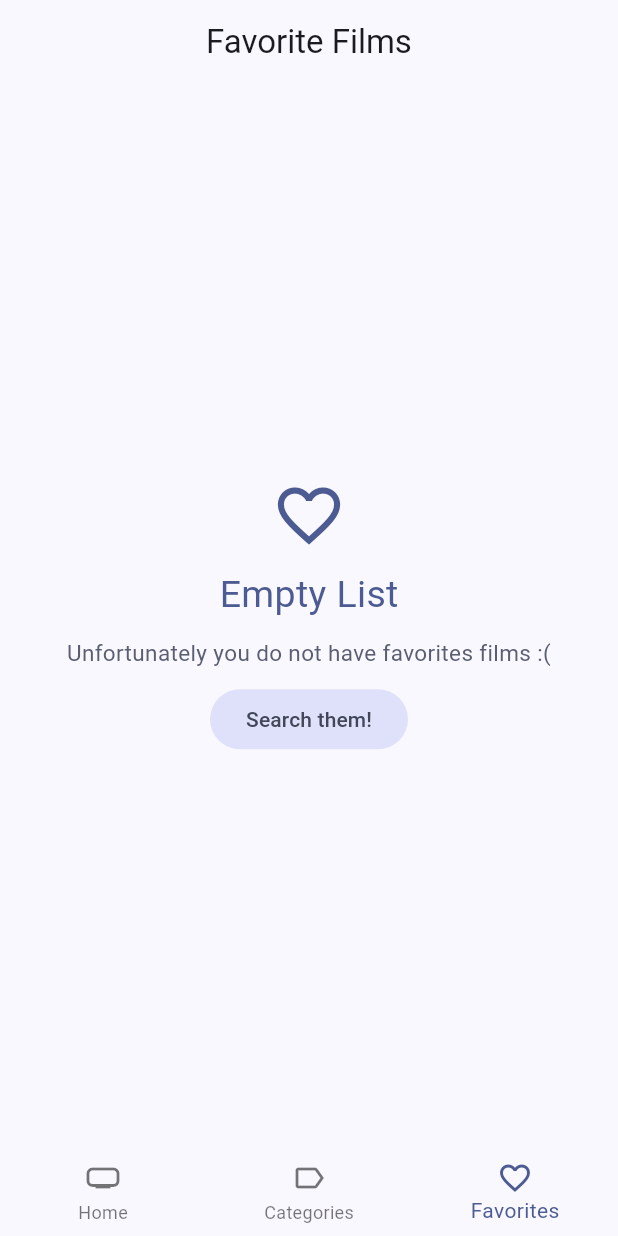
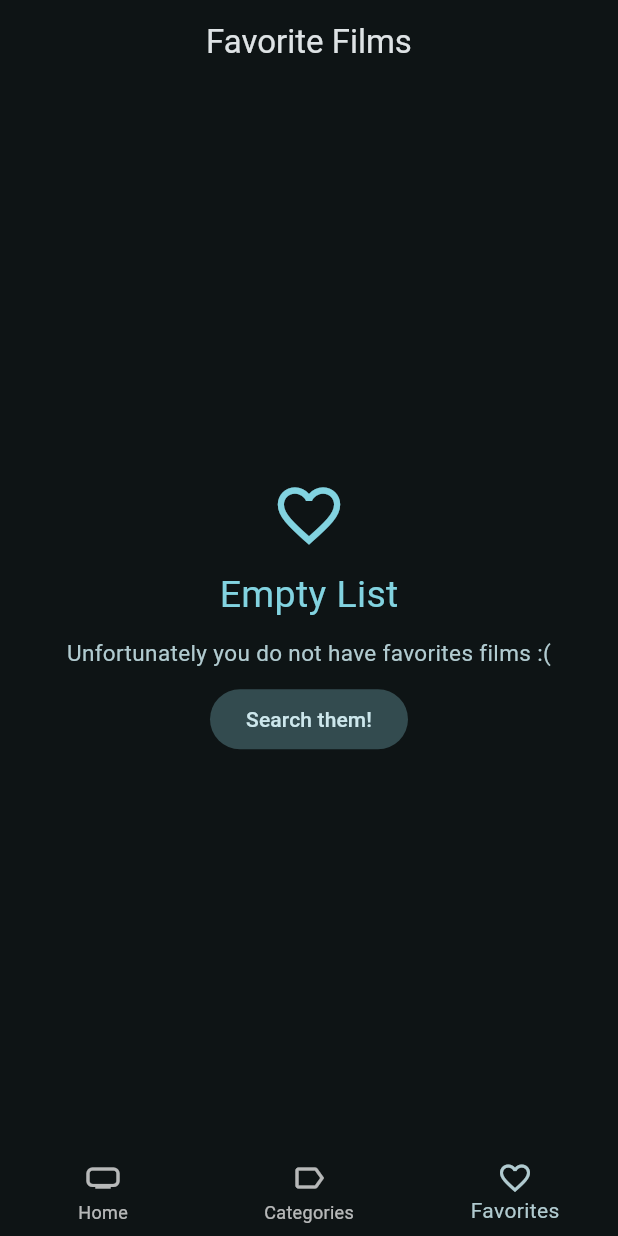
Before and after one commit to antjiminf/cinema_wisdom, a Flutter app: the screen it shows after launch, item 3 of the bottom bar chosen, on a phone screen of 412 x 824 dp. Run offline on Flutter 3.47's test engine with Material 2 defaults, Android fonts, the light colour scheme and no system bars; our stand-ins replace animate_do, card_swiper, dio, flutter_dotenv, flutter_riverpod, go_router and 1 more; accounts and stored records are empty; generated files the repository leaves out were written again; network calls fail.

Commit message:
new theme

```diff
--- a/lib/config/theme/app_theme.dart
+++ b/lib/config/theme/app_theme.dart
@@ -3,6 +3,7 @@
 class AppTheme {
   ThemeData getTheme() => ThemeData(
         useMaterial3: true,
-        colorSchemeSeed: const Color(0xFF2862F5),
+        colorSchemeSeed: Colors.white,
+        brightness: Brightness.dark,
       );
 }
```
